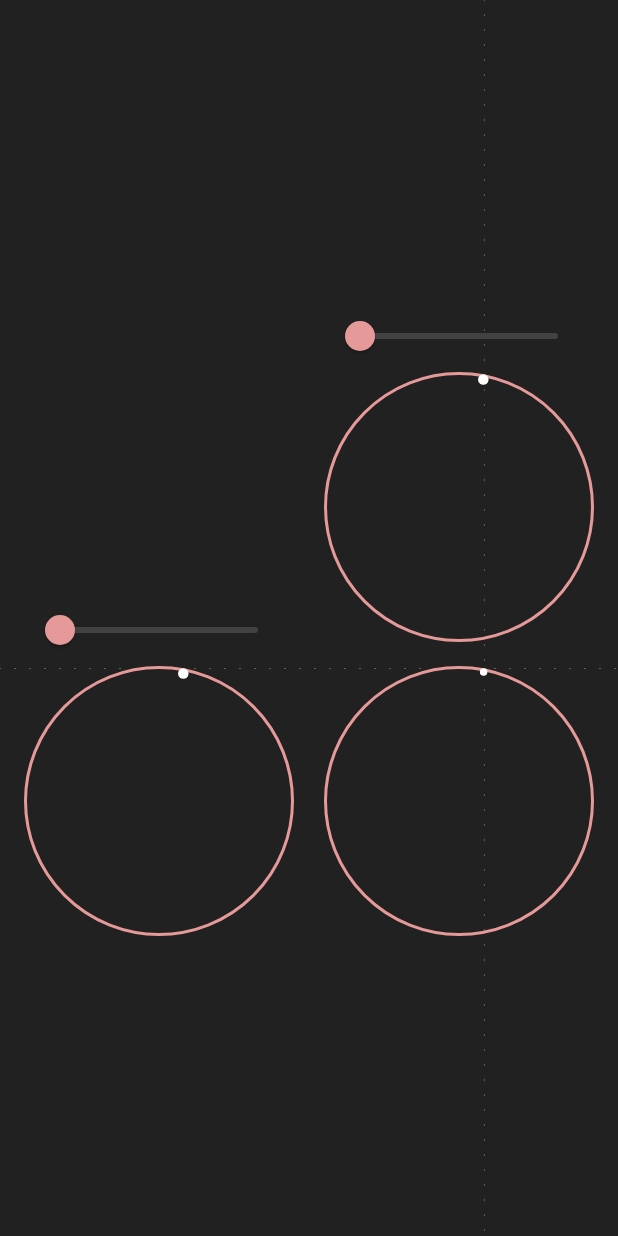
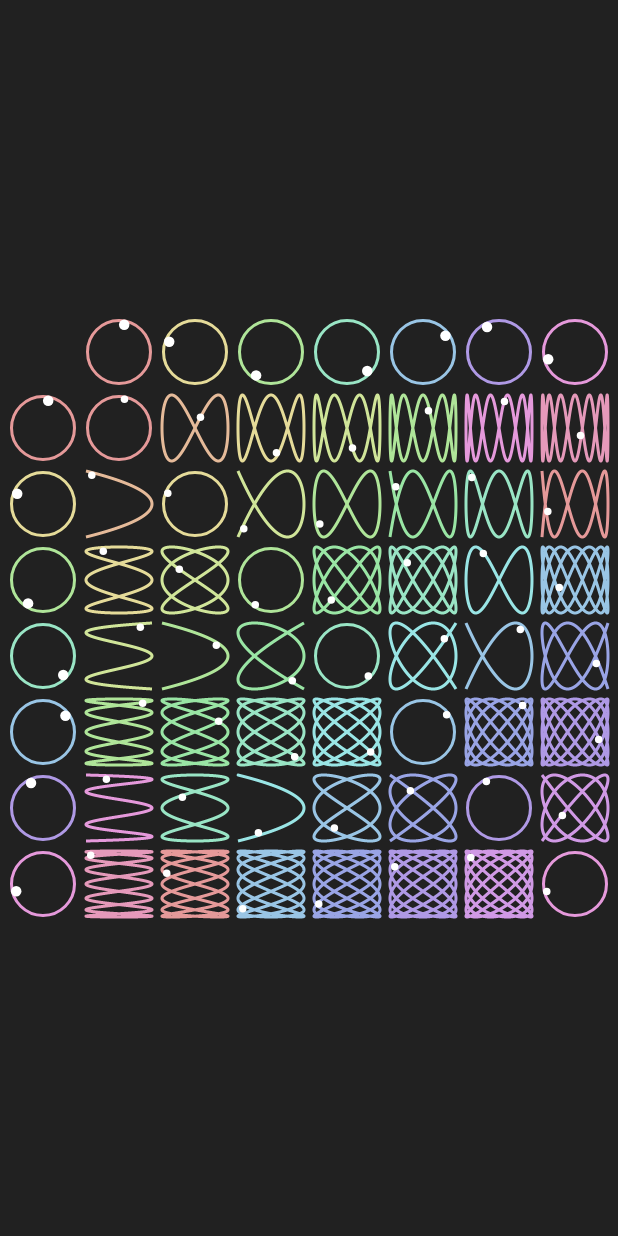
Before and after one commit to dylan-cm/harmonic_curves, a Flutter app: the screen it shows after launch, on a phone screen of 412 x 824 dp. Run offline on Flutter 3.47's test engine with Material 2 defaults, Android fonts, the phone set to English and light mode, and no system bars.

```diff
--- a/lib/src/app.dart
+++ b/lib/src/app.dart
@@ -9,7 +9,7 @@ class App extends StatelessWidget {
       theme: ThemeData.dark(),
       home: Scaffold(
         backgroundColor: Colors.grey[900],
-        body: BuildYourOwnLissajous(),
+        body: HarmonicCircles(),
       )
     );
   }
--- a/lib/src/atom/lissajous_inanimate.dart
+++ b/lib/src/atom/lissajous_inanimate.dart
@@ -3,11 +3,8 @@ import 'dart:math' as math;
 import 'package:flutter/material.dart';
 
 class LissajousPath extends StatelessWidget {
-  final double x;
-  final double y;
-  final double diameter;
+  final double x, y, diameter, weight;
   final Color color;
-  final double weight;
 
   LissajousPath(this.x, this.y, this.color, {this.diameter : 44, this.weight: 2.0});
 
@@ -18,6 +15,7 @@ class LissajousPath extends StatelessWidget {
       width: diameter,
       height: diameter,
       alignment: Alignment(3, 1),
+      child: RepaintBoundary(
         child: CustomPaint(
           painter: PathPainter(
             color: color,
@@ -28,15 +26,14 @@ class LissajousPath extends StatelessWidget {
           ),
           size: Size(radius, radius),
         )
+      )
     );
   }
 }
 
 class PathPainter extends CustomPainter{
   Color color;
-  double weight;
-  double radius;
-  double x, y;
+  double weight, radius, x, y;
 
   PathPainter({this.color, this.weight, this.radius , this.x, this.y});
 
@@ -50,8 +47,6 @@ class PathPainter extends CustomPainter{
       ..style = PaintingStyle.stroke;
 
     Path path = Path();
-    // path.lineTo(44, 22);
-    // path.
 
     for(var i = 0; i < 15000; i++) {
       time += 0.0015;
@@ -59,10 +54,12 @@ class PathPainter extends CustomPainter{
       var dy = (radius) * math.sin(y * time) + 0;
       path.lineTo( dx, dy );
     }
-
+    print('$x , $y painted');
     canvas.drawPath(path, paint);
   }
 
   @override
   bool shouldRepaint(PathPainter oldDelegate) => false;
+  @override
+  bool shouldRebuildSemantics(CustomPainter oldDelegate) => false;
 }
--- a/lib/src/atom/satellite.dart
+++ b/lib/src/atom/satellite.dart
@@ -5,7 +5,7 @@ class Satellite extends StatefulWidget {
   final double x, y, radius, orbital;
   final TickerProvider ticker;
 
-  Satellite(this.x, this.y, this.orbital, this.ticker, {this.radius : 5});
+  Satellite(this.x, this.y, this.orbital, {this.ticker, this.radius : 5});
 
   _SatelliteState createState() => _SatelliteState();
 }
@@ -29,7 +29,7 @@ class _SatelliteState extends State<Satellite> with TickerProviderStateMixin{
       duration: Duration(milliseconds: (10000/x).round())
     );
 
-    dx = Tween(begin: 0.0, end: 2.0*math.pi*x).animate(
+    dx = Tween(begin: 0.0, end: 2.0*math.pi).animate(
       CurvedAnimation(
         parent: dxController,
         curve: Curves.linear,
@@ -41,7 +41,7 @@ class _SatelliteState extends State<Satellite> with TickerProviderStateMixin{
       duration: Duration(milliseconds: (10000/y).round())
     );
 
-    dy = Tween(begin: 0.0, end: 2.0*math.pi*y).animate(
+    dy = Tween(begin: 0.0, end: 2.0*math.pi).animate(
       CurvedAnimation(
         parent: dyController,
         curve: Curves.linear,
@@ -58,19 +58,20 @@ class _SatelliteState extends State<Satellite> with TickerProviderStateMixin{
   Widget build(BuildContext context) {
     return AnimatedBuilder(
       animation: dx,
+      child: Container(
+        width: radius,
+        height: radius,
+        decoration: BoxDecoration(
+          color: Colors.white,
+          borderRadius: BorderRadius.circular(radius)
+        ),
+      ),
       builder: (context, child){
         return Container(
           width: widget.orbital,
           height: widget.orbital,
           alignment: Alignment(math.cos(dx.value), math.sin(dy.value)),
-          child: Container(
-            width: radius,
-            height: radius,
-            decoration: BoxDecoration(
-              color: Colors.white,
-              borderRadius: BorderRadius.circular(radius)
-            ),
-          ),
+          child: child,
         );
       }
     );
--- a/lib/src/molecules/orbital.dart
+++ b/lib/src/molecules/orbital.dart
@@ -6,7 +6,7 @@ class Orbital extends StatelessWidget {
   final double x, y, diameter;
   final TickerProvider ticker;
 
-  Orbital(this.x, this.y, this.ticker, {this.diameter : 44});
+  Orbital(this.x, this.y, {this.ticker, this.diameter : 44});
 
   @override
   Widget build(BuildContext context) {
@@ -23,14 +23,14 @@ class Orbital extends StatelessWidget {
             )
           ),
         ),
-        Satellite(x, y, diameter, ticker),
+        Satellite(x, y, diameter, ticker: ticker,),
       ]
     );
 
     else return Stack(
       children: <Widget>[
         LissajousPath(x.toDouble(), y.toDouble(), generateColor(), diameter: diameter,),
-        Satellite(x, y, diameter, ticker),
+        Satellite(x, y, diameter, ticker: ticker),
       ]
     );
   }
--- a/lib/src/screens/build_your_own_lissajous.dart
+++ b/lib/src/screens/build_your_own_lissajous.dart
@@ -47,7 +47,7 @@ class _BuildYourOwnLissajousState extends State<BuildYourOwnLissajous>
           Positioned(
             right: 16,
             bottom: 200,
-            child: Orbital(x, y, this, diameter: diameter),
+            child: Orbital(x, y, ticker: this, diameter: diameter),
           ),
         ]
       )
@@ -55,19 +55,20 @@ class _BuildYourOwnLissajousState extends State<BuildYourOwnLissajous>
   }
 
   Widget _buildSelector(double axis, bool isXAxis){
+    Orbital orb = Orbital(isXAxis ? axis : 0, isXAxis ? 0 : axis, ticker: this, diameter: diameter,);
     return Column(children: <Widget>[
     Container(
       width: diameter,
       child: Slider(
         inactiveColor: Colors.grey[800],
-        activeColor: Orbital(axis, 0, this).generateColor(),
+        activeColor: orb.generateColor(),
         min: 1.0,
         max: 20,
         value: axis,
         onChanged: (value) => setState(()=> isXAxis ? x=value : y=value),
       )
     ),
-    Orbital(isXAxis ? axis : 0, isXAxis ? 0 : axis, this, diameter: diameter,),
+    orb,
       ],
     );
   }
--- a/lib/src/screens/harmonic_circles.dart
+++ b/lib/src/screens/harmonic_circles.dart
@@ -14,7 +14,7 @@ class _HarmonicCirclesState extends State<HarmonicCircles>
     for(var x=0; x <= 7; x++){
       List<Orbital> curves = [];
       for(var y=0; y <= 7; y++){
-        curves.add(Orbital(x.toDouble(), y.toDouble(), this));
+        curves.add(Orbital(x.toDouble(), y.toDouble(), ticker: this));
       }
       rows.add(
         Row(
@@ -33,7 +33,6 @@ class _HarmonicCirclesState extends State<HarmonicCircles>
     return Center(
       child: Container(
         constraints: BoxConstraints(maxHeight: size.width, maxWidth: size.width),
-        // child: Orbital(6, 11, diameter: 200,),
         child: Column(
           children: rows,
           mainAxisAlignment: MainAxisAlignment.spaceEvenly,
```
Lines whose indentation alone changed are shown as unchanged.
